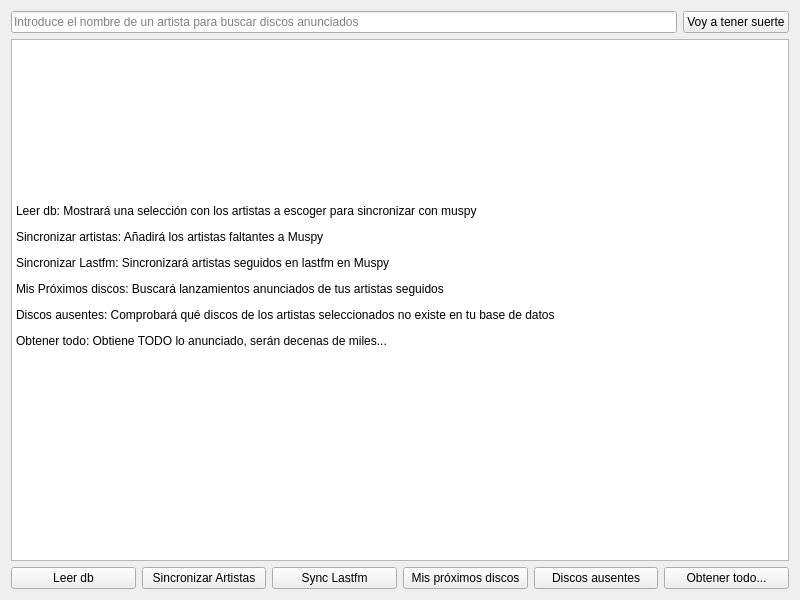
First picture: the form in ui/muspy_releases_module.ui, repository volteret4/mfuz, before the edit.
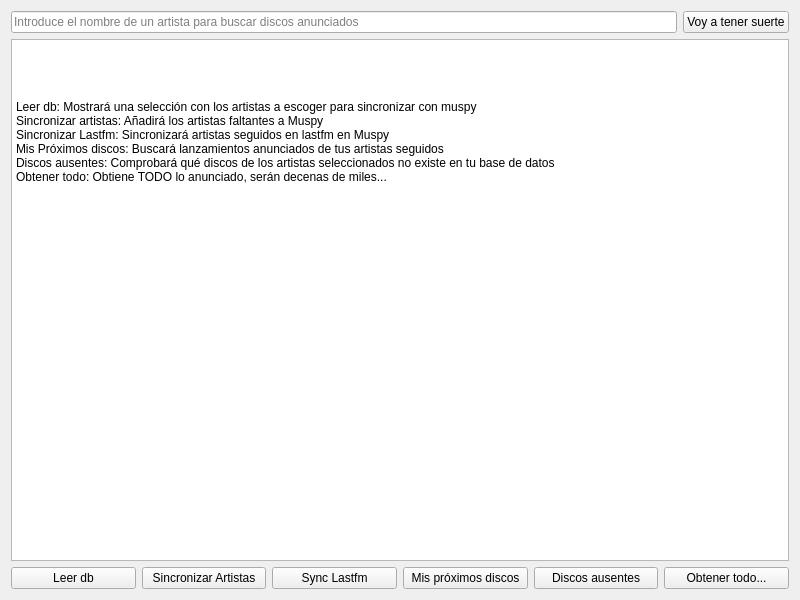
Second picture: the form after the edit.

The edit to the form file:
```diff
--- a/ui/muspy_releases_module.ui
+++ b/ui/muspy_releases_module.ui
@@ -38,7 +38,21 @@
       <bool>true</bool>
      </property>
      <property name="html">
-      <string>&lt;html&gt;&lt;head/&gt;&lt;body&gt;&lt;p&gt;&lt;br/&gt;&lt;/p&gt;&lt;p&gt;&lt;br/&gt;&lt;/p&gt;&lt;p&gt;&lt;br/&gt;&lt;/p&gt;&lt;p&gt;&lt;br/&gt;&lt;/p&gt;&lt;p&gt;Leer db: Mostrará una selección con los artistas a escoger para sincronizar con muspy&lt;/p&gt;&lt;p&gt;Sincronizar artistas: Añadirá los artistas faltantes a Muspy&lt;/p&gt;&lt;p&gt;Sincronizar Lastfm: Sincronizará artistas seguidos en lastfm en Muspy&lt;/p&gt;&lt;p&gt;Mis Próximos discos: Buscará lanzamientos anunciados de tus artistas seguidos&lt;/p&gt;&lt;p&gt;Discos ausentes: Comprobará qué discos de los artistas seleccionados no existe en tu base de datos&lt;/p&gt;&lt;p&gt;Obtener todo: Obtiene TODO lo anunciado, serán decenas de miles...&lt;/p&gt;&lt;p&gt;&lt;br/&gt;&lt;/p&gt;&lt;p&gt;&lt;br/&gt;&lt;/p&gt;&lt;p&gt;&lt;br/&gt;&lt;/p&gt;&lt;p&gt;&lt;br/&gt;&lt;/p&gt;&lt;/body&gt;&lt;/html&gt;</string>
+      <string>&lt;!DOCTYPE HTML PUBLIC &quot;-//W3C//DTD HTML 4.0//EN&quot; &quot;http://www.w3.org/TR/REC-html40/strict.dtd&quot;&gt;
+&lt;html&gt;&lt;head&gt;&lt;meta name=&quot;qrichtext&quot; content=&quot;1&quot; /&gt;&lt;style type=&quot;text/css&quot;&gt;
+p, li { white-space: pre-wrap; }
+&lt;/style&gt;&lt;/head&gt;&lt;body style=&quot; font-family:'Sans Serif'; font-size:9pt; font-weight:400; font-style:normal;&quot;&gt;
+&lt;p style=&quot; margin-top:0px; margin-bottom:0px; margin-left:0px; margin-right:0px; -qt-block-indent:0; text-indent:0px;&quot;&gt;&lt;br /&gt;&lt;/p&gt;
+&lt;p style=&quot; margin-top:0px; margin-bottom:0px; margin-left:0px; margin-right:0px; -qt-block-indent:0; text-indent:0px;&quot;&gt;&lt;br /&gt;&lt;/p&gt;
+&lt;p style=&quot; margin-top:0px; margin-bottom:0px; margin-left:0px; margin-right:0px; -qt-block-indent:0; text-indent:0px;&quot;&gt;Leer db: Mostrará una selección con los artistas a escoger para sincronizar con muspy&lt;/p&gt;
+&lt;p style=&quot; margin-top:0px; margin-bottom:0px; margin-left:0px; margin-right:0px; -qt-block-indent:0; text-indent:0px;&quot;&gt;Sincronizar artistas: Añadirá los artistas faltantes a Muspy&lt;/p&gt;
+&lt;p style=&quot; margin-top:0px; margin-bottom:0px; margin-left:0px; margin-right:0px; -qt-block-indent:0; text-indent:0px;&quot;&gt;Sincronizar Lastfm: Sincronizará artistas seguidos en lastfm en Muspy&lt;/p&gt;
+&lt;p style=&quot; margin-top:0px; margin-bottom:0px; margin-left:0px; margin-right:0px; -qt-block-indent:0; text-indent:0px;&quot;&gt;Mis Próximos discos: Buscará lanzamientos anunciados de tus artistas seguidos&lt;/p&gt;
+&lt;p style=&quot; margin-top:0px; margin-bottom:0px; margin-left:0px; margin-right:0px; -qt-block-indent:0; text-indent:0px;&quot;&gt;Discos ausentes: Comprobará qué discos de los artistas seleccionados no existe en tu base de datos&lt;/p&gt;
+&lt;p style=&quot; margin-top:0px; margin-bottom:0px; margin-left:0px; margin-right:0px; -qt-block-indent:0; text-indent:0px;&quot;&gt;Obtener todo: Obtiene TODO lo anunciado, serán decenas de miles...&lt;/p&gt;
+&lt;p style=&quot; margin-top:0px; margin-bottom:0px; margin-left:0px; margin-right:0px; -qt-block-indent:0; text-indent:0px;&quot;&gt;&lt;br /&gt;&lt;/p&gt;
+&lt;p style=&quot; margin-top:0px; margin-bottom:0px; margin-left:0px; margin-right:0px; -qt-block-indent:0; text-indent:0px;&quot;&gt;&lt;br /&gt;&lt;/p&gt;
+&lt;/body&gt;&lt;/html&gt;</string>
      </property>
     </widget>
    </item>
```
Left out of the diff: 10 changed lines with no effect on the pictures.
